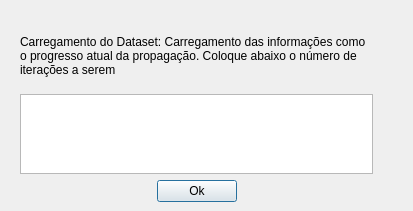
Qt form src/alg/qt/dsetinfo.ui (georgeteodoro/petroiageo) before a commit.
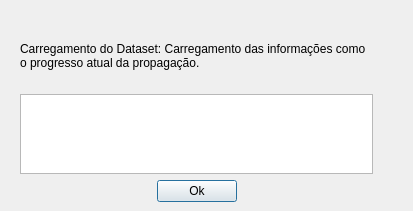
The same form after that commit.

```diff
--- a/src/alg/qt/dsetinfo.ui
+++ b/src/alg/qt/dsetinfo.ui
@@ -26,7 +26,7 @@
     <item>
      <widget class="QLabel" name="label_3">
       <property name="text">
-       <string>Carregamento do Dataset: Carregamento das informações como o progresso atual da propagação. Coloque abaixo o número de iterações a serem</string>
+       <string>Carregamento do Dataset: Carregamento das informações como o progresso atual da propagação.</string>
       </property>
       <property name="wordWrap">
        <bool>true</bool>
```
